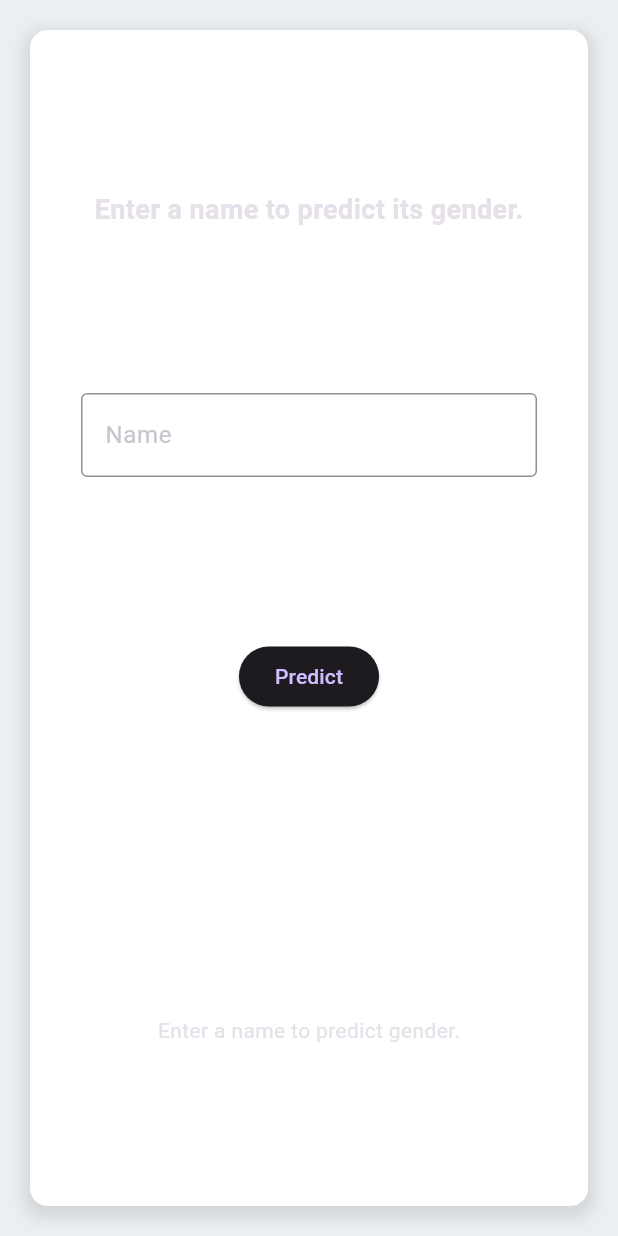
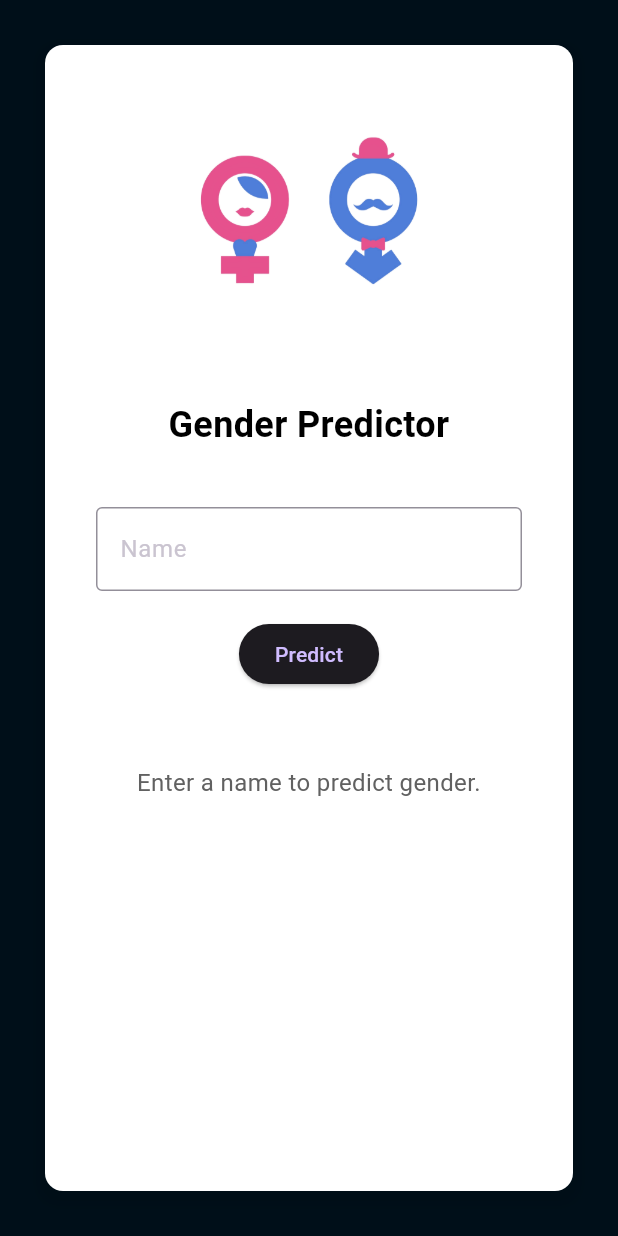
Before and after one commit to Sharran14/gender_predictor_app, a Flutter app: the screen it shows after launch, on a phone screen of 412 x 824 dp. Run offline on Flutter 3.47's test engine with Material 3 defaults, Android fonts, the light colour scheme and no system bars; our stand-ins replace bloc, equatable, flutter_bloc.

Commit message:
UI Design Updated

```diff
--- a/lib/ui/home_screen.dart
+++ b/lib/ui/home_screen.dart
@@ -1,3 +1,5 @@
+// ignore_for_file: prefer_const_constructors
+
 import 'package:flutter/material.dart';
 import 'package:flutter_bloc/flutter_bloc.dart';
 import '../bloc/gender_bloc.dart';
@@ -15,11 +17,11 @@ class _HomeScreenState extends State<HomeScreen> {
   @override
   Widget build(BuildContext context) {
     return Scaffold(
-      backgroundColor: Colors.blueGrey[50], // Set the background color of the screen
+      backgroundColor: const Color.fromARGB(255, 0, 15, 25), // Background color of the screen
       body: Center(
         child: Container(
           padding: EdgeInsets.all(16.0),
-          margin: EdgeInsets.all(20.0), // Adjust margin to create space around the white layer
+          margin: EdgeInsets.all(30.0), // Margin to create space around the white layer
           decoration: BoxDecoration(
             color: Colors.white, // White background for the layer
             borderRadius: BorderRadius.circular(12.0), // Rounded corners for the white layer
@@ -28,17 +30,31 @@ class _HomeScreenState extends State<HomeScreen> {
                 color: Colors.black.withOpacity(0.1),
                 spreadRadius: 4,
                 blurRadius: 8,
-                offset: Offset(0, 4), // Change the position of the shadow
+                offset: Offset(0, 4), // Position of the shadow
               ),
             ],
           ),
           child: Column(
-            mainAxisAlignment: MainAxisAlignment.spaceEvenly,
+            crossAxisAlignment: CrossAxisAlignment.center,
             children: <Widget>[
+               Image.asset(
+                'assets/logo_gender.png', // Replace with the path to your logo image
+                height: 200, // Adjust the height as needed
+                width: 200,  // Adjust the width as needed
+              ),
+              SizedBox(height: 20),
+              // Text at the top of the white layer
               Text(
-                "Enter a name to predict its gender.",
-                style: TextStyle(fontSize: 18, fontWeight: FontWeight.bold),
+                "Gender Predictor",
+                style: TextStyle(
+                  color: Colors.black,
+                  fontSize: 24,
+                  fontWeight: FontWeight.bold,
                 ),
+                textAlign: TextAlign.center,
+              ),
+              SizedBox(height: 20), // Space between the title and the input field
+
               Padding(
                 padding: const EdgeInsets.all(18.0),
                 child: TextField(
@@ -58,25 +74,66 @@ class _HomeScreenState extends State<HomeScreen> {
                 },
                 child: Text("Predict"),
               ),
-              SizedBox(height: 20),
+              SizedBox(height: 20), // Space between the button and the result
               BlocBuilder<GenderBloc, GenderState>(
   builder: (context, state) {
     if (state is GenderInitial) {
-                    return Text("Enter a name to predict gender.");
+      return Column(
+        children: [
+          SizedBox(height: 30), // Space to move the text lower
+          Text(
+            "Enter a name to predict gender.",
+            style: TextStyle(color: Colors.grey[700], fontSize: 16), // Update color
+            textAlign: TextAlign.center,
+          ),
+        ],
+      );
     } else if (state is GenderLoading) {
       return CircularProgressIndicator();
     } else if (state is GenderLoaded) {
-                    return Text(
-                      "Gender: ${state.gender.toUpperCase()}, Probability: ${(state.probability * 100).toStringAsFixed(2)}%",
-                      style: TextStyle(fontSize: 16),
+      return Column(
+        crossAxisAlignment: CrossAxisAlignment.start,
+        children: [
+          Row(
+            mainAxisAlignment: MainAxisAlignment.start,
+            children: [
+              Text(
+                "Gender: ",
+                style: TextStyle(fontSize: 16, fontWeight: FontWeight.bold, color: Colors.black),
+              ),
+              Text(
+                state.gender.toUpperCase(),
+                style: TextStyle(fontSize: 16, color: Colors.black),
+              ),
+            ],
+          ),
+          SizedBox(height: 10), // Space between rows
+          Row(
+            mainAxisAlignment: MainAxisAlignment.start,
+            children: [
+              Text(
+                "Probability: ",
+                style: TextStyle(fontSize: 16, fontWeight: FontWeight.bold, color: Colors.black),
+              ),
+              Text(
+                "${(state.probability * 100).toStringAsFixed(2)}%",
+                style: TextStyle(fontSize: 16, color: Colors.black),
+              ),
+            ],
+          ),
+        ],
       );
     } else if (state is GenderError) {
-                    return Text(state.message, style: TextStyle(color: Colors.red));
+      return Text(
+        state.message,
+        style: TextStyle(color: Colors.red),
+      );
     } else {
       return Container();
     }
   },
-              ),
+)
+,
             ],
           ),
         ),
--- a/pubspec.yaml
+++ b/pubspec.yaml
@@ -56,7 +56,8 @@ dev_dependencies:
 
 # The following section is specific to Flutter packages.
 flutter:
-
+  assets:
+    - assets/logo_gender.png
   # The following line ensures that the Material Icons font is
   # included with your application, so that you can use the icons in
   # the material Icons class.
```
Also changed, not shown: assets/logo_gender.png (added). Lines whose indentation alone changed are shown as unchanged.
